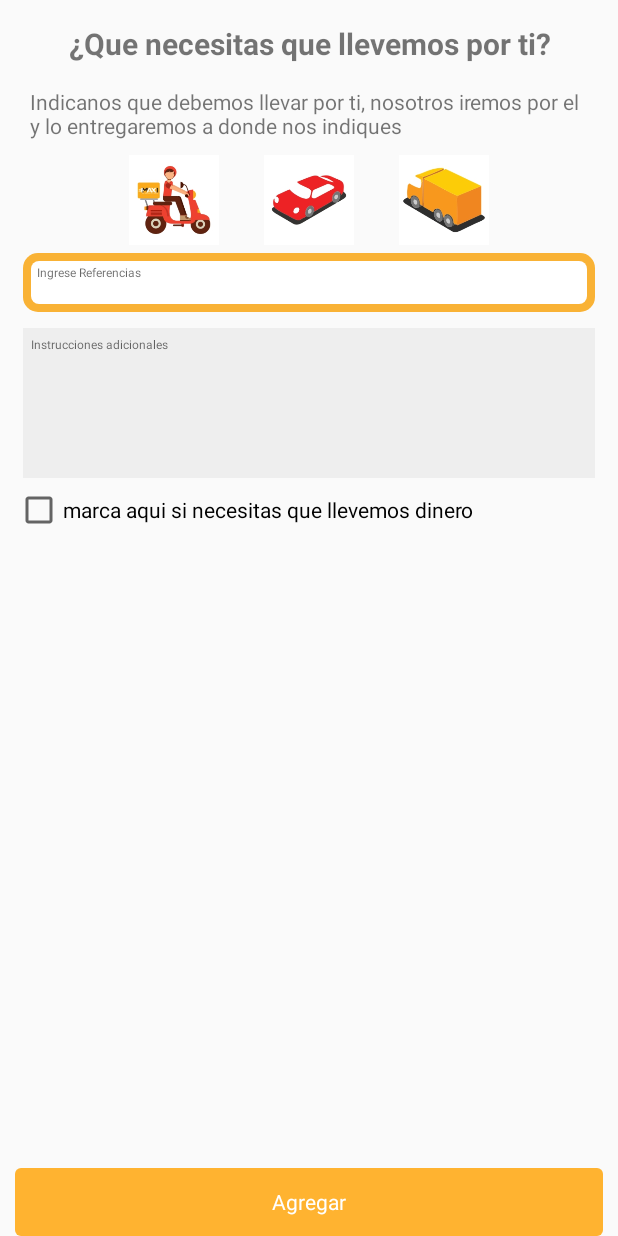
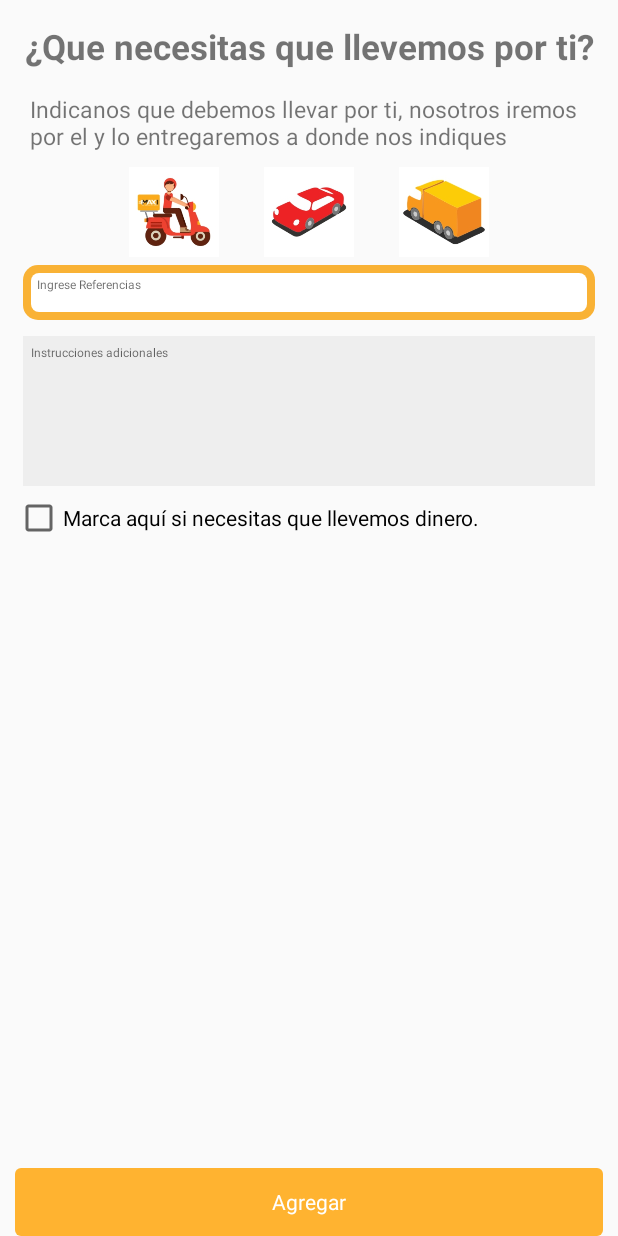
Before and after one commit to Dianagarcia33/FoodiesCustomer, an Android app: the layout fragment_paquetes.xml on its own in the app's theme, with its tools: preview values and no code run, on a phone screen of 412 x 824 dp. Run offline under Robolectric (Android 15) with nearby library versions, the phone set to English and light mode, and no system bars; network calls fail.

Commit message:
Cambios Alex

```diff
--- a/app/src/main/res/layout/fragment_paquetes.xml
+++ b/app/src/main/res/layout/fragment_paquetes.xml
@@ -23,12 +23,13 @@
                 android:layout_gravity="center"
                 android:gravity="center"
                 android:textStyle="bold"
-                android:textSize="20dp"/>
+                android:textSize="23dp"/>
 
             <TextView
                 android:layout_width="match_parent"
                 android:layout_height="wrap_content"
                 android:layout_margin="10dp"
+                android:textSize="15dp"
                 android:text="@string/textPaquetes"
                 />
 
@@ -95,6 +96,7 @@
                     android:gravity="top"
                     android:layout_margin="5dp"
                     android:padding="2dp"
+                    android:textSize="16dp"
                     android:background="@drawable/backinputs3" />
 
             </LinearLayout>
@@ -105,6 +107,7 @@
                 android:hint="@string/instrucciones_adicionales"
                 android:background="#eeeeee"
                 android:layout_margin="5dp"
+                android:textSize="17dp"
                 android:padding="5dp"
                 android:layout_width="match_parent"
                 android:gravity="top"
@@ -114,7 +117,7 @@
                 android:id="@+id/validacionDinero"
                 android:layout_width="wrap_content"
                 android:layout_height="wrap_content"
-                android:text="marca aqui si necesitas que llevemos dinero"/>
+                android:text="Marca aquí si necesitas que llevemos dinero."/>
 
             <LinearLayout
                 android:id="@+id/linearLayoutDinero"
```
